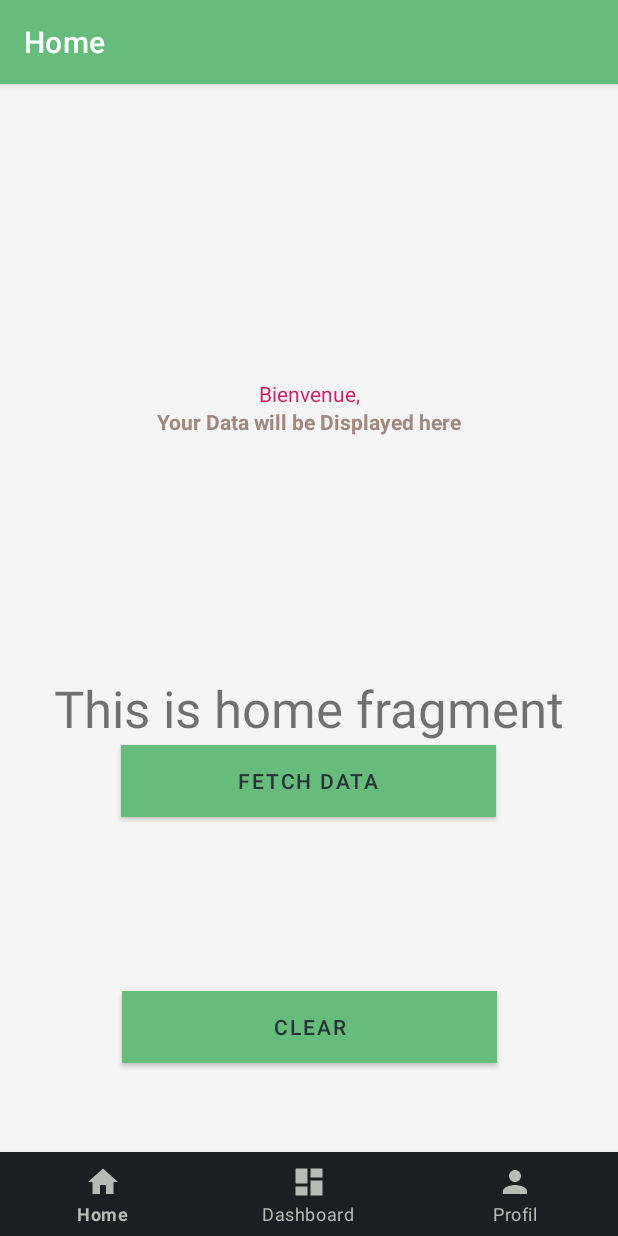
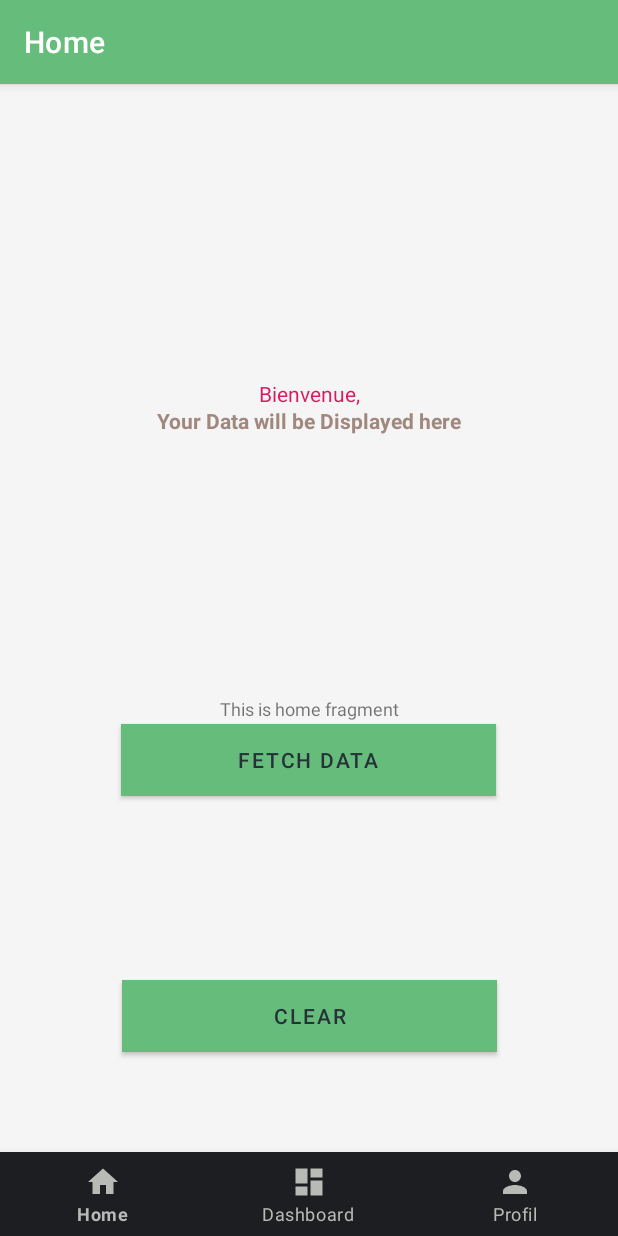
Before and after one commit to Cliffy57/2A_Projet_Tutor-_S3_2021-, an Android app: the screen it shows after launch (MainActivity), on a phone screen of 412 x 824 dp. Run offline under Robolectric (Android 15) with nearby library versions, the phone set to English and light mode, and no system bars; our stand-ins replace navigation-ui.

```diff
--- a/app/src/main/res/layout/fragment_home.xml
+++ b/app/src/main/res/layout/fragment_home.xml
@@ -20,7 +20,7 @@
     <TextView
         android:id="@+id/txtData"
         android:layout_width="wrap_content"
-        android:layout_height="19dp"
+        android:layout_height="35dp"
         android:text="@string/your_data_will_be_displayed_here"
         android:textColor="#A1887F"
         android:textStyle="bold"
@@ -72,7 +72,7 @@
         android:layout_marginTop="8dp"
         android:layout_marginEnd="8dp"
         android:textAlignment="center"
-        android:textSize="34sp"
+        android:textSize="12sp"
         app:layout_constraintBottom_toBottomOf="parent"
         app:layout_constraintEnd_toEndOf="parent"
         app:layout_constraintStart_toStartOf="parent"
```
